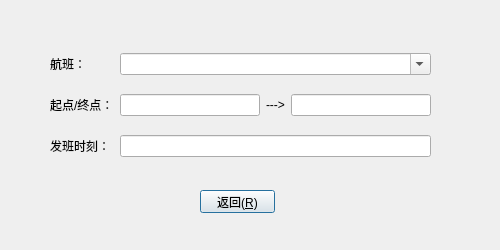
Before: the Qt Designer form src/UI/dialogs/airlifeinfodialog.ui in 3944Realms/AirLife, drawn with Qt 5.
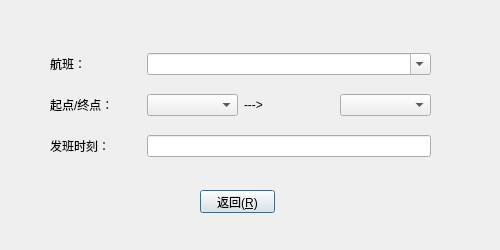
After: the same form once the commit is applied. Icons and pictures are not drawn.

```diff
--- a/src/UI/dialogs/airlifeinfodialog.ui
+++ b/src/UI/dialogs/airlifeinfodialog.ui
@@ -69,20 +69,6 @@
       </property>
      </widget>
     </item>
-    <item row="1" column="3">
-     <widget class="QLineEdit" name="airLifeELineEdit">
-      <property name="readOnly">
-       <bool>true</bool>
-      </property>
-     </widget>
-    </item>
-    <item row="1" column="1">
-     <widget class="QLineEdit" name="airLifeSLineEdit">
-      <property name="readOnly">
-       <bool>true</bool>
-      </property>
-     </widget>
-    </item>
     <item row="1" column="2">
      <widget class="QLabel" name="airLifeArrowLabel">
       <property name="text">
@@ -121,6 +107,12 @@
       </property>
      </widget>
     </item>
+    <item row="1" column="1">
+     <widget class="QComboBox" name="airLifeEComboBox"/>
+    </item>
+    <item row="1" column="3">
+     <widget class="QComboBox" name="airLifeSComboBox"/>
+    </item>
    </layout>
   </widget>
  </widget>
```
